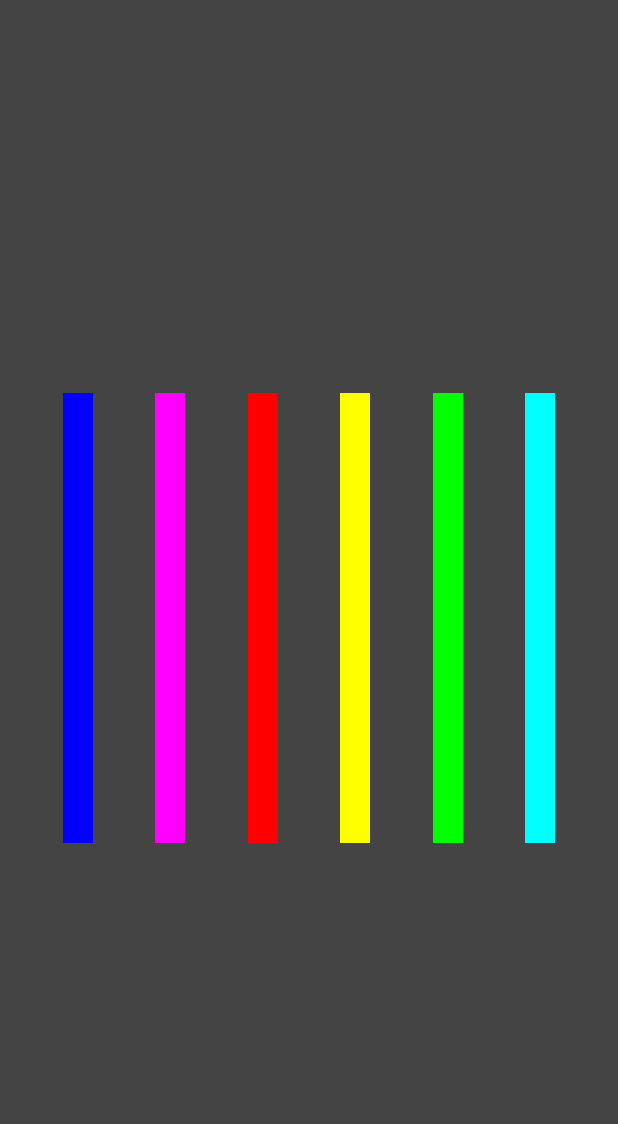
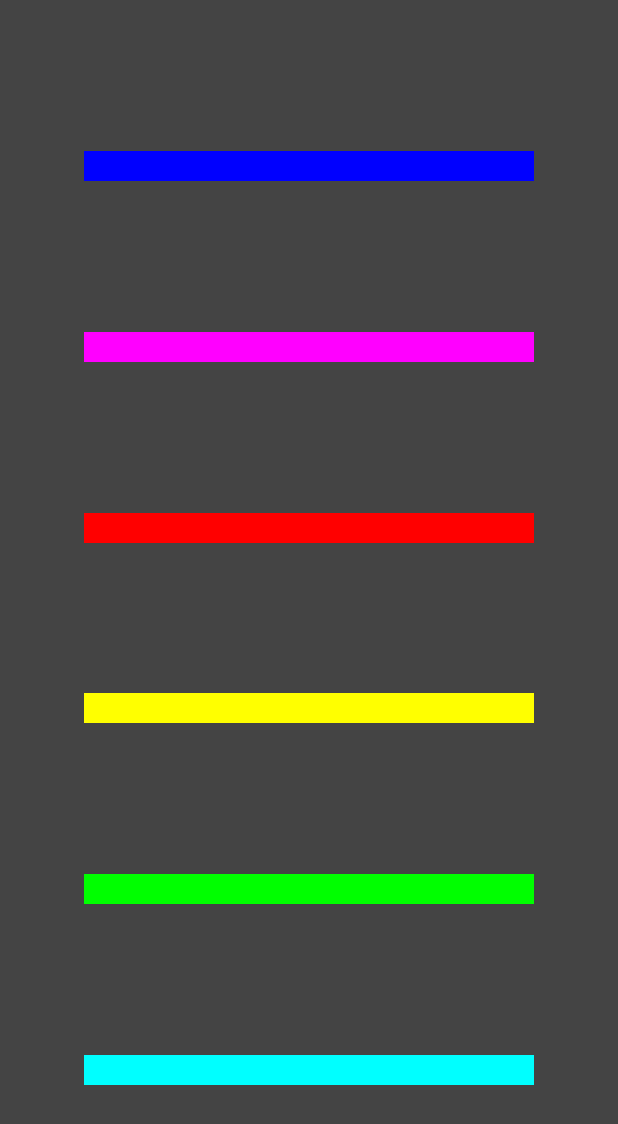
Before and after one commit to ancutamaria/JetpackCompose, an Android app built with Jetpack Compose: the @Preview function DefaultPreview, on a phone screen of 412 x 824 dp. Shown: the top 1124 px of the screen. Run offline under Robolectric (Android 15) with nearby library versions, the phone set to English and light mode, and no system bars.

Commit message:
CoreCompose -> added columns

```diff
--- a/CoreCompose/app/src/main/java/com/am/corecompose/MainActivity.kt
+++ b/CoreCompose/app/src/main/java/com/am/corecompose/MainActivity.kt
@@ -31,10 +31,10 @@ fun MainScreen() {
         color = Color.DarkGray,
         modifier = Modifier.fillMaxSize()
         ) {
-        Row (
+        Column (
             modifier = Modifier.fillMaxSize(),
-            horizontalArrangement = Arrangement.SpaceEvenly,
-            verticalAlignment = Alignment.CenterVertically
+            horizontalAlignment = Alignment.CenterHorizontally,
+            verticalArrangement = Arrangement.SpaceEvenly
         ){
             horizontalColoredBar(myColor = Color.Blue)
             horizontalColoredBar(myColor = Color.Magenta)
@@ -43,6 +43,18 @@ fun MainScreen() {
             horizontalColoredBar(myColor = Color.Green)
             horizontalColoredBar(myColor = Color.Cyan)
         }
+//        Row (
+//            modifier = Modifier.fillMaxSize(),
+//            horizontalArrangement = Arrangement.SpaceEvenly,
+//            verticalAlignment = Alignment.CenterVertically
+//        ){
+//            horizontalColoredBar(myColor = Color.Blue)
+//            horizontalColoredBar(myColor = Color.Magenta)
+//            horizontalColoredBar(myColor = Color.Red)
+//            horizontalColoredBar(myColor = Color.Yellow)
+//            horizontalColoredBar(myColor = Color.Green)
+//            horizontalColoredBar(myColor = Color.Cyan)
+//        }
     }
 }
 
@@ -50,9 +62,12 @@ fun MainScreen() {
 fun horizontalColoredBar(myColor: Color) {
     Surface(
         color = myColor,
+//        modifier = Modifier
+//            .height(300.dp)
+//            .width(20.dp)
         modifier = Modifier
-            .height(300.dp)
-            .width(20.dp)
+            .height(20.dp)
+            .width(300.dp)
     ) { }
 }
 
```
